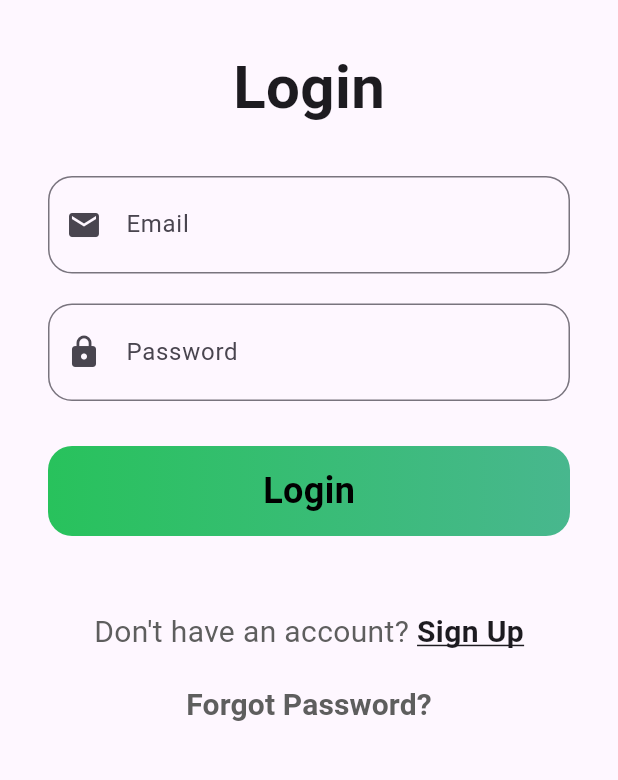
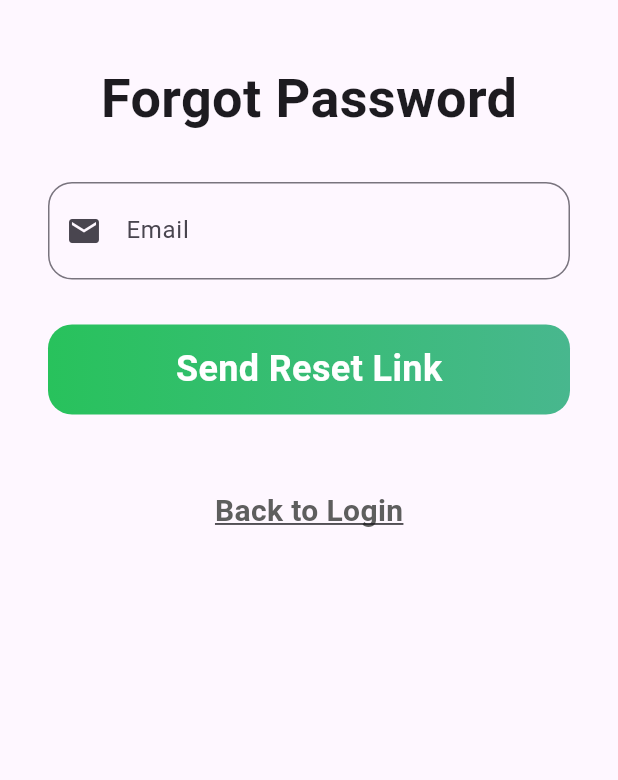
Before and after one commit to QoSz/Nutriaid, a Flutter app: the screen it shows after launch, after a tap on "Forgot Password?", on a phone screen of 412 x 824 dp, the part 304-1084 px from its top. Run offline on Flutter 3.47's test engine with Material 3 defaults, Android fonts, the phone set to English and light mode, and no system bars; our stand-ins replace fl_chart, percent_indicator, webview_flutter.

Commit message:
Forgot password page complete

```diff
--- a/lib/main.dart
+++ b/lib/main.dart
@@ -3,6 +3,7 @@ import 'package:nutriaid/pages/calorie_page.dart';
 import 'package:nutriaid/pages/community_page.dart';
 import 'package:nutriaid/pages/dashboard_page.dart';
 import 'package:nutriaid/pages/education_page.dart';
+import 'package:nutriaid/pages/forgotpassword_page.dart';
 import 'package:nutriaid/pages/hydration_page.dart';
 import 'package:nutriaid/pages/login_page.dart';
 import 'package:nutriaid/pages/meal_page.dart';
@@ -36,6 +37,7 @@ class MyApp extends StatelessWidget {
         '/education': (context) => const EducationPage(),
         '/community': (context) => const CommunityPage(),
         '/profile': (context) => const ProfilePage(),
+        '/forgot-password': (context) => const ForgotPasswordPage(),
       },
     );
   }
--- /dev/null
+++ b/lib/pages/forgotpassword_page.dart
@@ -0,0 +1,89 @@
+import 'package:flutter/material.dart';
+
+class ForgotPasswordPage extends StatelessWidget {
+  const ForgotPasswordPage({super.key});
+
+  @override
+  Widget build(BuildContext context) {
+    return Scaffold(
+      body: SafeArea(
+        child: SingleChildScrollView(
+          physics: const BouncingScrollPhysics(),
+          child: Padding(
+            padding: const EdgeInsets.all(32.0),
+            child: Column(
+              mainAxisSize: MainAxisSize.min,
+              mainAxisAlignment: MainAxisAlignment.center,
+              children: [
+                SizedBox(height: MediaQuery.of(context).size.height * 0.1),
+                Image.asset('assets/images/logo.png'),
+                const SizedBox(height: 40.0),
+                const Text(
+                  'Forgot Password',
+                  style: TextStyle(
+                    fontSize: 36.0,
+                    fontWeight: FontWeight.bold,
+                  ),
+                ),
+                const SizedBox(height: 30.0),
+                TextField(
+                  style: const TextStyle(fontSize: 22.0),
+                  decoration: InputDecoration(
+                    labelText: 'Email',
+                    border: OutlineInputBorder(
+                      borderRadius: BorderRadius.circular(16.0),
+                    ),
+                    prefixIcon: const Icon(Icons.email),
+                  ),
+                  keyboardType: TextInputType.emailAddress,
+                ),
+                const SizedBox(height: 30.0),
+                Container(
+                  width: double.infinity,
+                  height: 60.0,
+                  decoration: BoxDecoration(
+                    borderRadius: BorderRadius.circular(16.0),
+                    gradient: const LinearGradient(
+                      colors: [Color(0xFF28C25C), Color(0xFF48B78E)],
+                      begin: Alignment.centerLeft,
+                      end: Alignment.centerRight,
+                    ),
+                  ),
+                  child: InkWell(
+                    onTap: () {
+                      // Logic to send reset password email
+                    },
+                    child: const Center(
+                      child: Text(
+                        'Send Reset Link',
+                        style: TextStyle(
+                          fontSize: 24.0,
+                          fontWeight: FontWeight.bold,
+                          color: Colors.white,
+                        ),
+                      ),
+                    ),
+                  ),
+                ),
+                const SizedBox(height: 50.0),
+                GestureDetector(
+                  onTap: () => Navigator.pop(context),
+                  child: const Text(
+                    'Back to Login',
+                    style: TextStyle(
+                      decoration: TextDecoration.underline,
+                      fontWeight: FontWeight.bold,
+                      fontSize: 20.0,
+                      color: Color.fromARGB(255, 94, 94, 94),
+                    ),
+                  ),
+                ),
+                SizedBox(height: MediaQuery.of(context).size.height * 0.1),
+              ],
+            ),
+          ),
+        ),
+      ),
+    );
+  }
+}
--- a/lib/pages/login_page.dart
+++ b/lib/pages/login_page.dart
@@ -106,7 +106,9 @@ class LoginPage extends StatelessWidget {
                 ),
                 const SizedBox(height: 10.0),
                 TextButton(
-                  onPressed: () {},
+                  onPressed: () {
+                    Navigator.pushNamed(context, '/forgot-password');
+                  },
                   child: const Text(
                     "Forgot Password?",
                     style: TextStyle(
```
